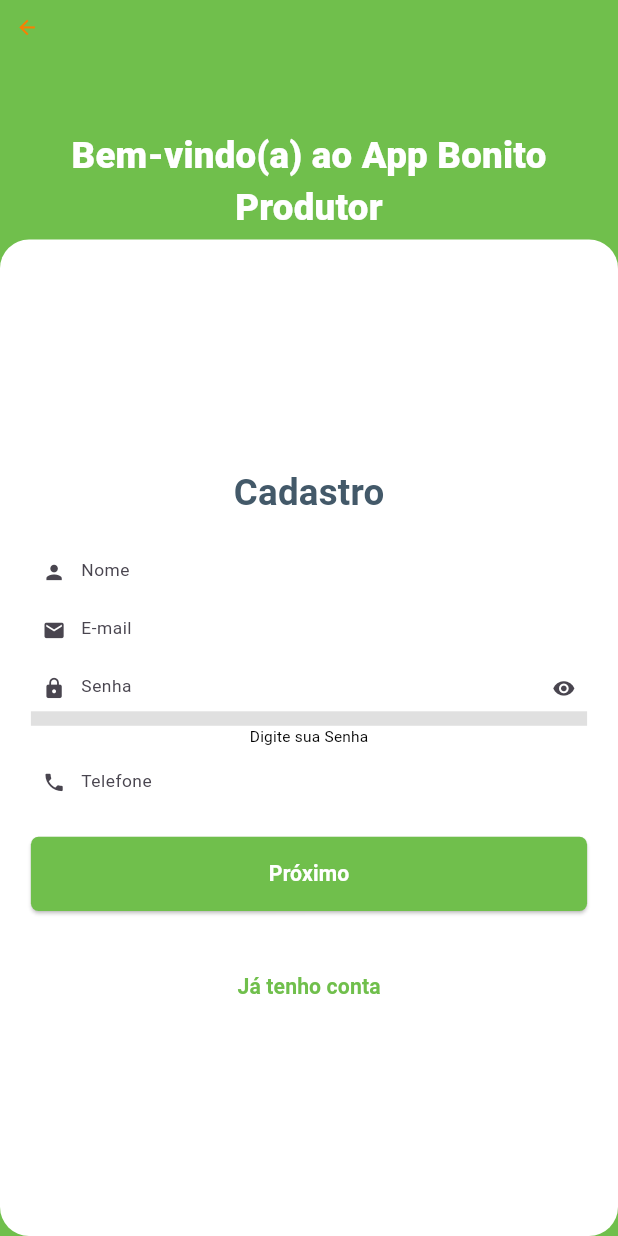
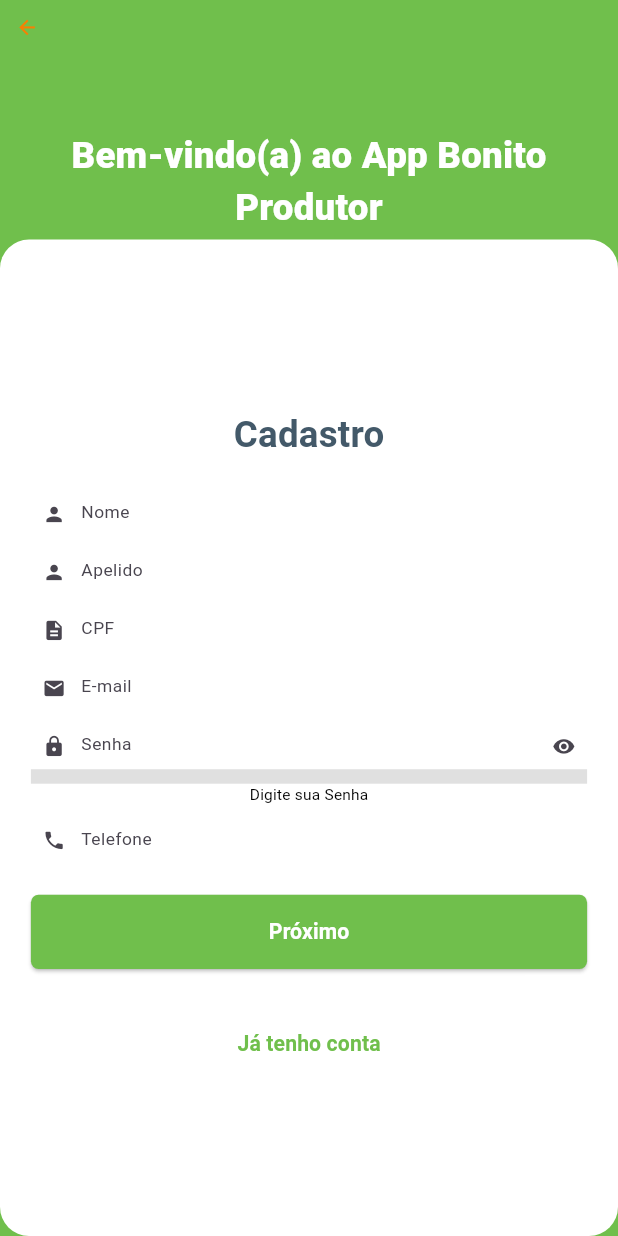
Before and after one commit to lmtsufape/vida-agroecologica-app-comercio-vendedor, a Flutter app: the SignUpScreen screen opened by its route, on a phone screen of 412 x 824 dp. Run offline on Flutter 3.47's test engine with Material 2 defaults, Android fonts, the phone set to English and light mode, and no system bars; our stand-ins replace bot_toast, date_time_picker, device_preview, dio, file_picker, flutter_local_notifications and 12 more; missing offline and left inert: rate_my_app; accounts and stored records are empty.

Commit message:
Adicionando campos que restavam na tela de cadastro

```diff
--- a/lib/screens/sign up/components/info_first_screen.dart
+++ b/lib/screens/sign up/components/info_first_screen.dart
@@ -20,6 +20,19 @@ class InfoFirstScreen extends StatelessWidget {
           hintText: 'Nome',
           icon: Icons.person,
           controller: controller.nomeController,
+        ),
+        const VerticalSpacerBox(size: SpacerSize.small),
+        CustomTextFormField(
+          hintText: 'Apelido',
+          icon: Icons.person,
+          controller: controller.apelidoController,
+        ),
+        const VerticalSpacerBox(size: SpacerSize.small),
+        CustomTextFormField(
+          hintText: 'CPF',
+          icon: Icons.description,
+          maskFormatter: controller.cpfFormatter,
+          controller: controller.cpfController,
         ),
         const VerticalSpacerBox(size: SpacerSize.small),
         CustomTextFormField(
@@ -57,6 +70,7 @@ class InfoFirstScreen extends StatelessWidget {
         const VerticalSpacerBox(size: SpacerSize.small),
         CustomTextFormField(
           hintText: 'Telefone',
+          maskFormatter: controller.phoneFormatter,
           icon: Icons.phone,
           controller: controller.telefoneController,
         ),
--- a/lib/screens/sign up/components/info_second_screen.dart
+++ b/lib/screens/sign up/components/info_second_screen.dart
@@ -24,6 +24,7 @@ class InfoSecondScreen extends StatelessWidget {
         CustomTextFormField(
           hintText: 'CEP',
           icon: Icons.numbers_outlined,
+          maskFormatter: controller.cepFormatter,
           controller: controller.cepController,
         ),
         const VerticalSpacerBox(size: SpacerSize.small),
--- a/lib/screens/sign up/sign_up_controller.dart
+++ b/lib/screens/sign up/sign_up_controller.dart
@@ -6,6 +6,7 @@ import 'package:flutter/cupertino.dart';
 import 'package:flutter/material.dart';
 import 'package:flutter/services.dart';
 import 'package:get/get.dart';
+import 'package:mask_text_input_formatter/mask_text_input_formatter.dart';
 import 'package:thunderapp/screens/sign%20up/sign_up_repository.dart';
 
 import 'package:thunderapp/shared/constants/app_enums.dart';
@@ -22,9 +23,17 @@ class SignUpController extends GetxController {
   String displayText = 'Digite sua Senha';
   final _imagePickerController = ImagePickerController();
   File? _selectedImage;
+  final List<bool> isSelected = [false, false];
+  final List<String> checkItems = ['Dinheiro', 'PIX'];
+  bool deliver = false;
 
   String? _imagePath;
   bool hasImg = false;
+
+  void setDeliver(bool value) {
+    deliver = value;
+    update();
+  }
 
   ///List<BairroModel> bairros = [];
   ScreenState screenState = ScreenState.idle;
@@ -32,10 +41,33 @@ class SignUpController extends GetxController {
       SignUpRepository();
   String? _errorMessage = '';
 
+  MaskTextInputFormatter phoneFormatter =
+      MaskTextInputFormatter(
+          mask: '(##) #####-####',
+          filter: {"#": RegExp(r'[0-9]')},
+          type: MaskAutoCompletionType.lazy);
+
+  MaskTextInputFormatter cepFormatter =
+      MaskTextInputFormatter(
+          mask: '#####-###',
+          filter: {"#": RegExp(r'[0-9]')},
+          type: MaskAutoCompletionType.lazy);
+
+  MaskTextInputFormatter cpfFormatter =
+      MaskTextInputFormatter(
+          mask: '###.###.###-##',
+          filter: {"#": RegExp(r'[0-9]')},
+          type: MaskAutoCompletionType.lazy);
+
   final TextEditingController _nomeController =
+      TextEditingController();
+  final TextEditingController _apelidoController =
+      TextEditingController();
+  final TextEditingController _cpfController =
       TextEditingController();
   final TextEditingController _emailController =
       TextEditingController();
+
   final TextEditingController _passwordController =
       TextEditingController();
   final TextEditingController _telefoneController =
@@ -59,6 +91,9 @@ class SignUpController extends GetxController {
 
   TextEditingController get nomeController =>
       _nomeController;
+  TextEditingController get apelidoController =>
+      _apelidoController;
+  TextEditingController get cpfController => _cpfController;
   TextEditingController get emailController =>
       _emailController;
   TextEditingController get passwordController =>
@@ -174,6 +209,5 @@ class SignUpController extends GetxController {
     update();
   }
 
-  void signUp(String nome, String senha, String email,
-      String telefone) {}
+  void signUp() async {}
 }
```
Also changed, not shown: lib/screens/sign up/components/info_third_screen.dart (+23 -9 lines).
